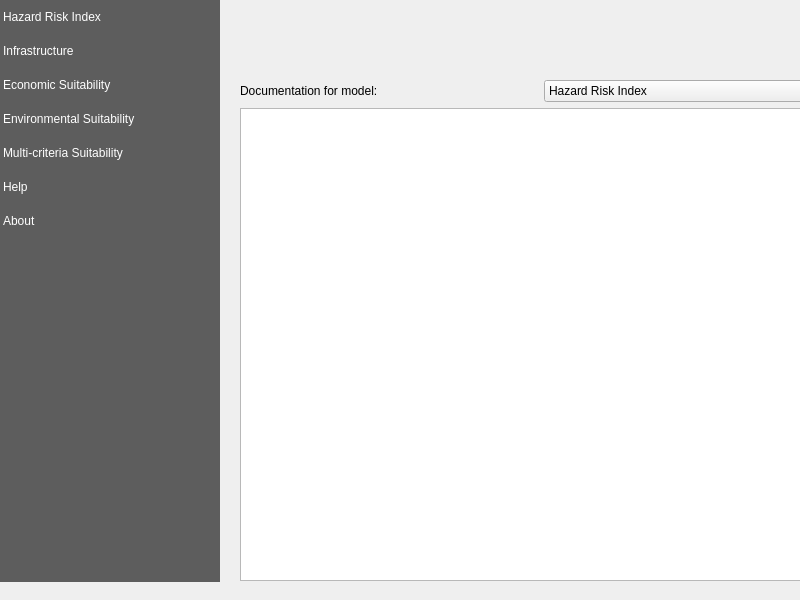
iiepdev/mcda-plugin, file rasterriskassessmentplugin/resources/ui/main_dialog.ui: the form before one commit.
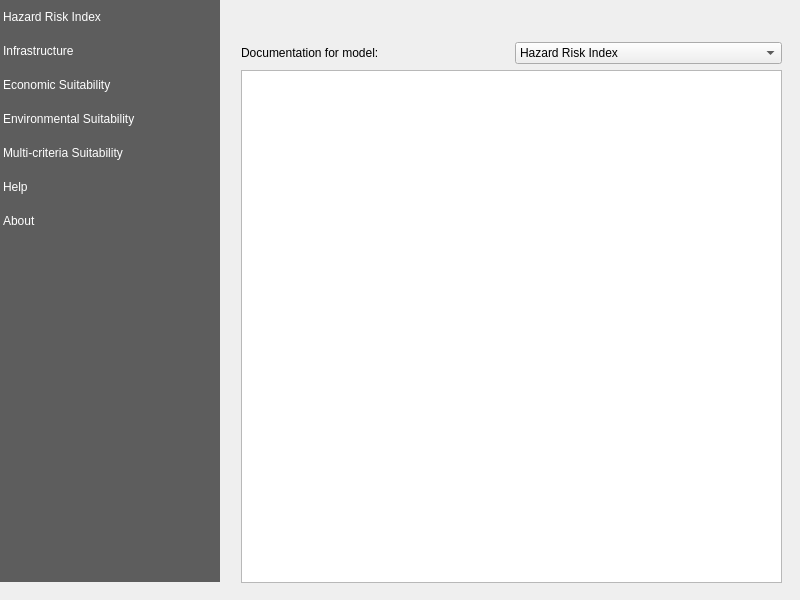
The form after the commit. Custom widgets are drawn as their Qt base class.

The edit to the form file:
```diff
--- a/rasterriskassessmentplugin/resources/ui/main_dialog.ui
+++ b/rasterriskassessmentplugin/resources/ui/main_dialog.ui
@@ -2711,13 +2711,13 @@
     </layout>
    </widget>
    <widget class="QWidget" name="help">
-    <widget class="QWidget" name="layoutWidget">
+    <widget class="QWidget" name="">
      <property name="geometry">
       <rect>
-       <x>20</x>
-       <y>80</y>
-       <width>601</width>
-       <height>501</height>
+       <x>21</x>
+       <y>42</y>
+       <width>541</width>
+       <height>541</height>
       </rect>
      </property>
      <layout class="QVBoxLayout" name="verticalLayout_3">
@@ -2725,6 +2725,12 @@
        <layout class="QHBoxLayout" name="horizontalLayout_8">
         <item>
          <widget class="QLabel" name="label_3">
+          <property name="maximumSize">
+           <size>
+            <width>300</width>
+            <height>16777215</height>
+           </size>
+          </property>
           <property name="text">
            <string>Documentation for model: </string>
           </property>
@@ -2732,6 +2738,12 @@
         </item>
         <item>
          <widget class="QComboBox" name="comboBox">
+          <property name="maximumSize">
+           <size>
+            <width>300</width>
+            <height>16777215</height>
+           </size>
+          </property>
           <item>
            <property name="text">
             <string>Hazard Risk Index</string>
```
Left out of the diff: 2 changed lines with no effect on the pictures.
